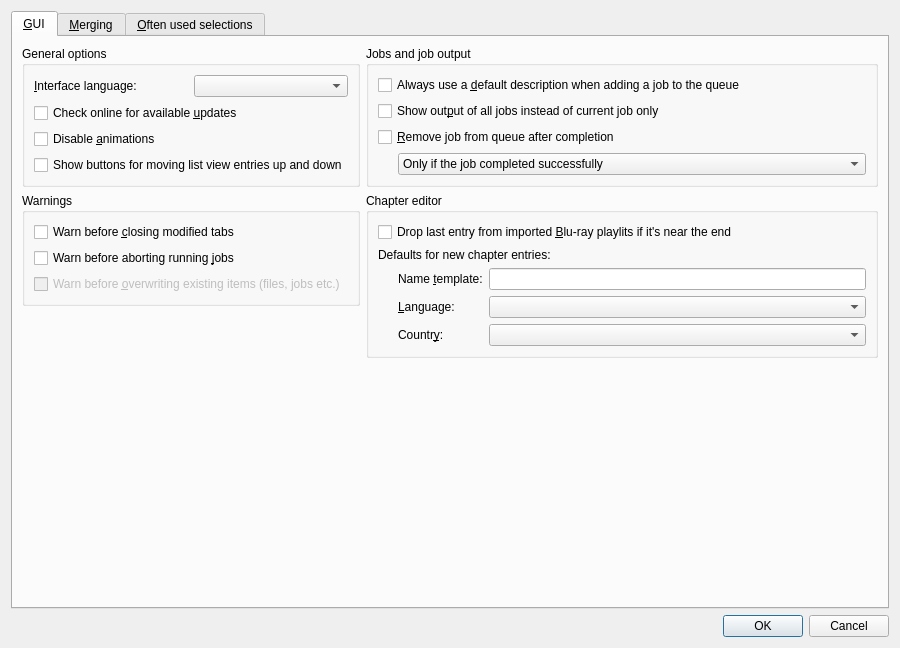
Qt form src/mkvtoolnix-gui/forms/main_window/preferences_dialog.ui (jpsdr/MKVToolnix-Windows-7) before a commit.
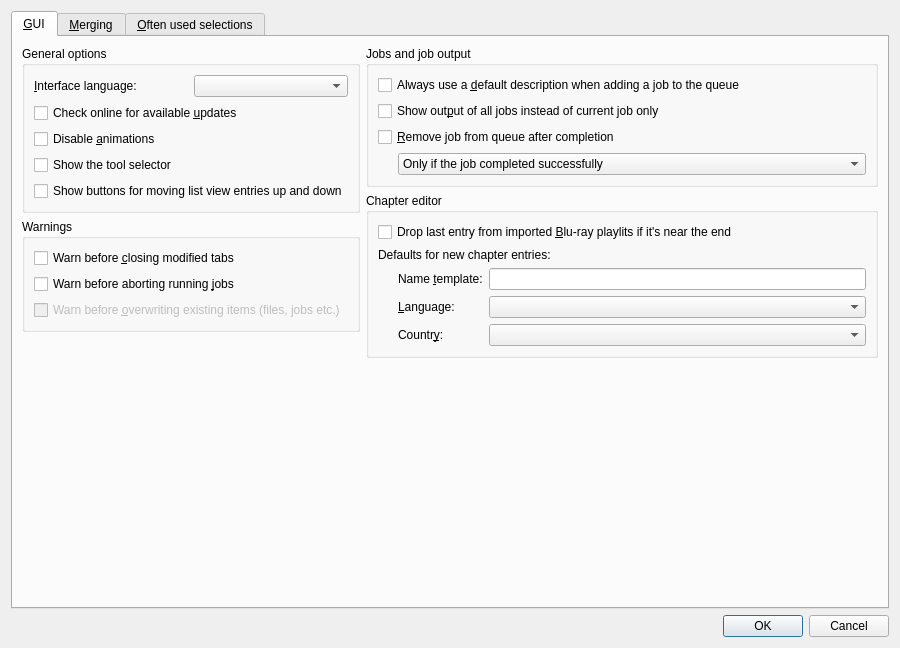
The same form after that commit. Icons and pictures are not drawn. Custom widgets are drawn as their Qt base class.

Commit message: GUI: add option for hiding the tool selector

```diff
--- a/src/mkvtoolnix-gui/forms/main_window/preferences_dialog.ui
+++ b/src/mkvtoolnix-gui/forms/main_window/preferences_dialog.ui
@@ -63,6 +63,13 @@
               </property>
              </widget>
             </item>
+            <item>
+             <widget class="QCheckBox" name="cbGuiShowToolSelector">
+              <property name="text">
+               <string>Show the tool selector</string>
+              </property>
+             </widget>
+            </item>
             <item>
              <widget class="QCheckBox" name="cbGuiShowMoveUpDownButtons">
               <property name="text">
```
Left out of the diff: 1 changed line with no effect on the pictures. The commit also changes 7 other files.
